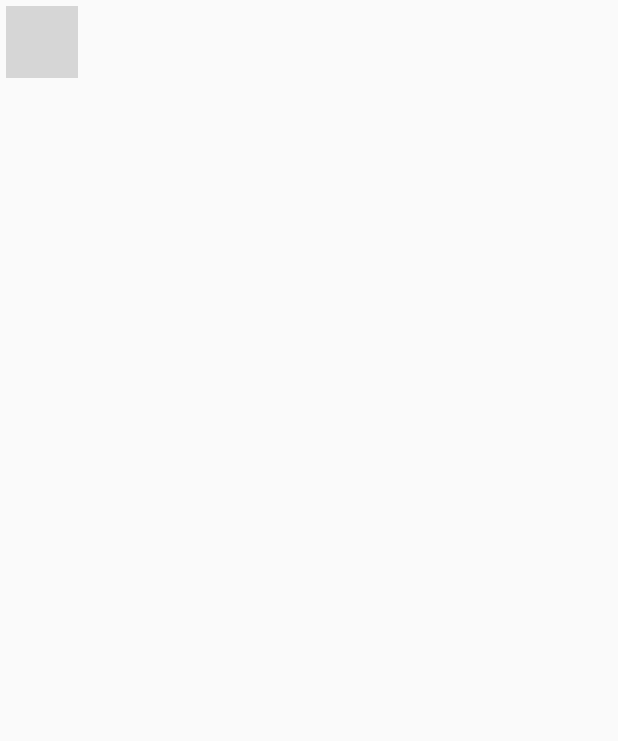
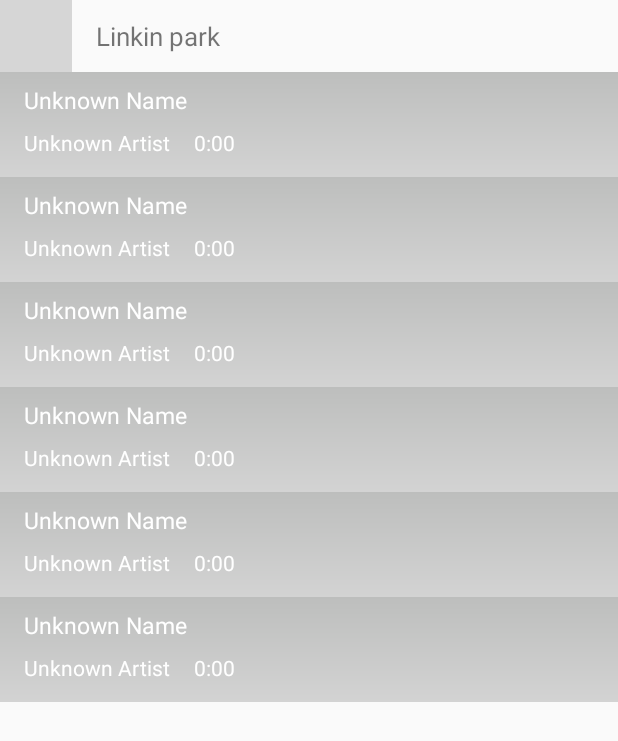
Before and after one commit to z-hel/laba4, an Android app: the screen it shows after launch (PlaylistActivity), after a tap on "Linkin park", on a phone screen of 412 x 824 dp. Shown: the top 741 px of the screen. Run offline under Robolectric (Android 15) with nearby library versions, the phone set to English and light mode, and no system bars; 1 statement that could not run was skipped; grey boxes are pictures that could not be loaded.

Commit message:
song list without info

```diff
--- a/app/build.gradle
+++ b/app/build.gradle
@@ -20,6 +20,10 @@
             proguardFiles getDefaultProguardFile('proguard-android.txt'), 'proguard-rules.pro'
         }
     }
+    compileOptions {
+        targetCompatibility 1.8
+        sourceCompatibility 1.8
+    }
 }
 
 dependencies {
@@ -29,6 +33,7 @@
     implementation 'com.android.support.constraint:constraint-layout:1.1.3'
     implementation 'com.android.support:recyclerview-v7:28.0.0'
     implementation 'com.android.support:cardview-v7:28.0.0'
+    implementation 'com.google.code.gson:gson:2.8.2'
     testImplementation 'junit:junit:4.12'
     androidTestImplementation 'com.android.support.test:runner:1.0.2'
     androidTestImplementation 'com.android.support.test.espresso:espresso-core:3.0.2'
--- a/app/src/main/java/com/zhel/musicplayer/domain/models/Song.kt
+++ b/app/src/main/java/com/zhel/musicplayer/domain/models/Song.kt
@@ -10,7 +10,7 @@
  * */
 data class Song(
         val name: String,
-        val duration: Int,
+        val duration: String,
         val album: String,
         val artist: String
 )
--- /dev/null
+++ b/app/src/main/java/com/zhel/musicplayer/ui/activities/PlaylistActivity.java
@@ -0,0 +1,38 @@
+package com.zhel.musicplayer.ui.activities;
+
+import android.content.Intent;
+import android.os.Bundle;
+import android.os.PersistableBundle;
+import android.support.annotation.Nullable;
+import android.support.v7.app.AppCompatActivity;
+import android.support.v7.widget.RecyclerView;
+import android.widget.TextView;
+
+import com.zhel.musicplayer.R;
+import com.zhel.musicplayer.data.Repository;
+import com.zhel.musicplayer.data.impl.RepositoryImpl;
+import com.zhel.musicplayer.domain.models.Playlist;
+import com.zhel.musicplayer.ui.adapters.SongsAdapter;
+
+public class PlaylistActivity extends AppCompatActivity {
+
+    private TextView playlistName;
+    private RecyclerView songsListView;
+    private Repository repository = new RepositoryImpl(this);
+
+    @Override
+    public void onCreate(@Nullable Bundle savedInstanceState) {
+        super.onCreate(savedInstanceState);
+        setContentView(R.layout.activity_playlist);
+
+        Intent intent = getIntent();
+
+        playlistName = findViewById(R.id.playlist_name);
+        songsListView = findViewById(R.id.songs_list);
+
+        playlistName.setText(((Playlist)(intent.getSerializableExtra("key"))).getName());
+        SongsAdapter adapter = new SongsAdapter(((Playlist)(intent.getSerializableExtra("key"))).getSongs(), this);
+        songsListView.setAdapter(adapter);
+
+    }
+}
--- a/app/src/main/java/com/zhel/musicplayer/ui/activities/PlaylistActivity.kt
+++ /dev/null
@@ -1,17 +0,0 @@
-package com.zhel.musicplayer.ui.activities
-
-import android.support.v7.app.AppCompatActivity
-import android.os.Bundle
-import android.widget.TextView
-import com.zhel.musicplayer.R
-import com.zhel.musicplayer.domain.models.Playlist
-
-class PlaylistActivity : AppCompatActivity() {
-
-    override fun onCreate(savedInstanceState: Bundle?) {
-        super.onCreate(savedInstanceState)
-        setContentView(R.layout.activity_playlist)
-
-        findViewById<TextView>(R.id.text).text = (intent.getSerializableExtra("key") as Playlist).name
-    }
-}
--- a/app/src/main/java/com/zhel/musicplayer/ui/adapters/PlaylistsAdapter.java
+++ b/app/src/main/java/com/zhel/musicplayer/ui/adapters/PlaylistsAdapter.java
@@ -14,7 +14,7 @@
 import java.util.List;
 
 public class PlaylistsAdapter extends RecyclerView.Adapter<PlaylistViewHolder> {
-    private final Context context;
+    private Context context;
     private List<Playlist> playlists;
 
     private OnPlaylistClickListener onPlaylistClickListener;
--- /dev/null
+++ b/app/src/main/java/com/zhel/musicplayer/ui/adapters/SongsAdapter.java
@@ -0,0 +1,50 @@
+package com.zhel.musicplayer.ui.adapters;
+
+import android.content.Context;
+import android.support.annotation.NonNull;
+import android.support.v7.widget.RecyclerView;
+import android.view.LayoutInflater;
+import android.view.View;
+import android.view.ViewGroup;
+
+import com.zhel.musicplayer.R;
+import com.zhel.musicplayer.domain.models.Song;
+import com.zhel.musicplayer.ui.activities.PlaylistActivity;
+import com.zhel.musicplayer.ui.viewholders.SongsListViewHolder;
+
+import java.util.List;
+import java.util.zip.Inflater;
+
+import utils.Utils;
+
+public class SongsAdapter extends RecyclerView.Adapter<SongsListViewHolder> {
+    private List<String> songsList;
+    private Context context;
+
+    public SongsAdapter(List<String> songsList, Context context) {
+        this.songsList = songsList;
+        this.context = context;
+    }
+
+    @NonNull
+    @Override
+    public SongsListViewHolder onCreateViewHolder(@NonNull ViewGroup viewGroup, int position) {
+        LayoutInflater inflater = LayoutInflater.from(context);
+
+        View view = inflater.inflate(R.layout.viewholder_songs_list, viewGroup, false);
+
+        return new SongsListViewHolder(view);
+    }
+
+    @Override
+    public void onBindViewHolder(@NonNull SongsListViewHolder viewHolder, int position) {
+        String songString = songsList.get(position);
+
+        viewHolder.bind(songString);
+    }
+
+    @Override
+    public int getItemCount() {
+        return songsList.size();
+    }
+}
--- a/app/src/main/java/com/zhel/musicplayer/ui/viewholders/PlaylistViewHolder.java
+++ b/app/src/main/java/com/zhel/musicplayer/ui/viewholders/PlaylistViewHolder.java
@@ -29,6 +29,6 @@
         picture.setImageDrawable(Utils.getDrawableFromAssets(itemView.getContext(), playlist.getPicture()));
         picture.setMinimumHeight(picture.getWidth());
         name.setText(playlist.getName());
-        count.setText(Integer.toString(playlist.getSongs().size()));
+        count.setText(String.format("Песен: %s", Integer.toString(playlist.getSongs().size())));
     }
 }
--- /dev/null
+++ b/app/src/main/java/com/zhel/musicplayer/ui/viewholders/SongsListViewHolder.java
@@ -0,0 +1,32 @@
+package com.zhel.musicplayer.ui.viewholders;
+
+import android.support.annotation.NonNull;
+import android.support.v7.widget.RecyclerView;
+import android.view.View;
+import android.widget.TextView;
+
+import com.zhel.musicplayer.R;
+import com.zhel.musicplayer.domain.models.Song;
+
+import utils.Utils;
+
+public class SongsListViewHolder extends RecyclerView.ViewHolder {
+
+    private TextView songName;
+    private TextView songArtist;
+    private TextView songDuration;
+
+    public SongsListViewHolder(@NonNull View itemView) {
+        super(itemView);
+
+        songName = itemView.findViewById(R.id.songs_list_song_name);
+        songArtist = itemView.findViewById(R.id.songs_list_song_artist);
+        songDuration = itemView.findViewById(R.id.songs_list_song_duration);
+    }
+    public void bind(String songString) {
+        Song song = Utils.getSongFromAssets(itemView.getContext(), songString);
+        songName.setText(song.getName());
+        songArtist.setText(song.getArtist());
+        songDuration.setText(song.getDuration());
+    }
+}
--- a/app/src/main/java/utils/Utils.java
+++ b/app/src/main/java/utils/Utils.java
@@ -2,8 +2,16 @@
 
 import android.content.Context;
 import android.graphics.drawable.Drawable;
+import android.media.MediaDataSource;
+import android.media.MediaMetadataRetriever;
+import android.net.Uri;
 
+import com.zhel.musicplayer.domain.models.Song;
+
+import java.io.FileDescriptor;
 import java.io.IOException;
+
+import kotlin.Metadata;
 
 public class Utils {
 
@@ -17,4 +25,27 @@
             return null;
         }
     }
+
+    public static Song getSongFromAssets(Context context, String songFile) {
+
+        String artist = "Unknown Artist";
+        String duration= "0:00";
+        String album = "Unknown Album";
+        String name ="Unknown Name";
+        MediaMetadataRetriever mmr = new MediaMetadataRetriever();
+        try {
+            mmr.setDataSource(context.getAssets().openFd(songFile).getFileDescriptor());
+
+            artist = "" + mmr.extractMetadata(MediaMetadataRetriever.METADATA_KEY_ARTIST);
+            duration = "" + mmr.extractMetadata(MediaMetadataRetriever.METADATA_KEY_DURATION);
+            album = "" + mmr.extractMetadata(MediaMetadataRetriever.METADATA_KEY_ALBUM);
+            name = "" + mmr.extractMetadata(MediaMetadataRetriever.METADATA_KEY_TITLE);
+
+        } catch (IOException e) {
+            e.printStackTrace();
+        }
+        mmr.release();
+
+        return new Song(name, duration, album, artist);
+    }
 }
--- /dev/null
+++ b/app/src/main/res/drawable/gradient_for_songs_list.xml
@@ -0,0 +1,11 @@
+<?xml version="1.0" encoding="utf-8"?>
+<shape xmlns:android="http://schemas.android.com/apk/res/android" android:shape="rectangle" >
+    <gradient
+        android:startColor="@color/gray_bd"
+        android:endColor="@color/gray_d3"
+        android:angle="270"/>
+    <corners
+        android:radius="0dp"/>
+
+
+</shape>
--- a/app/src/main/res/layout/activity_playlist.xml
+++ b/app/src/main/res/layout/activity_playlist.xml
@@ -11,8 +11,6 @@
         android:layout_height="48dp"
         app:layout_constraintTop_toTopOf="parent"
         app:layout_constraintStart_toStartOf="parent"
-        android:layout_marginStart="4dp"
-        android:layout_marginTop="4dp"
         android:padding="12dp"
         android:scaleType="centerCrop"
         android:src="@drawable/ic_arrow_back_black_24dp"
@@ -21,15 +19,26 @@
     <TextView
         android:id="@+id/playlist_name"
         android:layout_width="wrap_content"
-        android:layout_height="wrap_content"
+        android:layout_height="48dp"
         app:layout_constraintTop_toTopOf="parent"
         app:layout_constraintStart_toEndOf="@id/back"
         app:layout_constraintEnd_toEndOf="parent"
         app:layout_constraintHorizontal_bias="0"
         android:layout_marginStart="16dp"
-        android:layout_marginTop="16dp"
         android:textSize="17sp"
+        android:gravity="center_vertical"
         tools:text="Playlist name"
         />
 
+    <android.support.v7.widget.RecyclerView
+        android:id="@+id/songs_list"
+        android:layout_width="0dp"
+        android:layout_height="0dp"
+        app:layout_constraintStart_toStartOf="parent"
+        app:layout_constraintTop_toBottomOf="@id/playlist_name"
+        app:layout_constraintEnd_toEndOf="parent"
+        app:layout_constraintBottom_toBottomOf="parent"
+        app:layoutManager='android.support.v7.widget.LinearLayoutManager'
+        />
+
 </android.support.constraint.ConstraintLayout>
--- a/app/src/main/res/layout/activity_playlists.xml
+++ b/app/src/main/res/layout/activity_playlists.xml
@@ -24,13 +24,11 @@
         app:layout_constraintStart_toStartOf="parent"
         app:layout_constraintEnd_toEndOf="parent"
         app:layout_constraintBottom_toBottomOf="parent"
-        android:layout_marginTop="16dp"
+        android:layout_marginTop="8dp"
         android:layout_marginEnd="16dp"
         android:layout_marginStart="16dp"
+        android:layout_marginBottom="16dp"
         app:layoutManager="android.support.v7.widget.GridLayoutManager"
-        >
-
-
-    </android.support.v7.widget.RecyclerView>
+        />
 
 </android.support.constraint.ConstraintLayout>
--- a/app/src/main/res/layout/viewholder_playlist.xml
+++ b/app/src/main/res/layout/viewholder_playlist.xml
@@ -33,9 +33,10 @@
         app:layout_constraintBottom_toTopOf="@id/playlist_song_count"
         app:layout_constraintEnd_toEndOf="@id/playlist_picture"
         app:layout_constraintHorizontal_bias="0"
-        android:layout_marginBottom="16dp"
+        android:layout_marginBottom="8dp"
         android:layout_marginStart="16dp"
         android:layout_marginEnd="16dp"
+        android:textColor="@color/white"
         tools:text="lfkjhlmgfgfgfgf"
         />
     <TextView
@@ -48,6 +49,8 @@
         app:layout_constraintHorizontal_bias="0"
         android:layout_marginBottom="16dp"
         android:layout_marginStart="16dp"
+        android:layout_marginEnd="16dp"
+        android:textColor="@color/white"
         tools:text="Песен: 5"
         />
 
--- /dev/null
+++ b/app/src/main/res/layout/viewholder_songs_list.xml
@@ -0,0 +1,63 @@
+<?xml version="1.0" encoding="utf-8"?>
+<android.support.constraint.ConstraintLayout xmlns:android="http://schemas.android.com/apk/res/android"
+    android:layout_width="match_parent"
+    android:layout_height="70dp"
+    android:background="@drawable/gradient_for_songs_list"
+    xmlns:app="http://schemas.android.com/apk/res-auto"
+    xmlns:tools="http://schemas.android.com/tools">
+
+    <ImageView
+        android:id="@+id/songs_list_song_picture"
+        android:layout_width="40dp"
+        android:layout_height="40dp" />
+
+    <TextView
+        android:id="@+id/songs_list_song_name"
+        android:layout_width="wrap_content"
+        android:layout_height="0dp"
+        app:layout_constraintTop_toTopOf="parent"
+        app:layout_constraintStart_toStartOf="parent"
+        app:layout_constraintEnd_toEndOf="parent"
+        app:layout_constraintHorizontal_bias="0"
+        android:layout_marginStart="16dp"
+        android:layout_marginTop="8dp"
+        android:layout_marginEnd="16dp"
+        android:textSize="15sp"
+        android:textColor="@color/white"
+        tools:text='Song name'
+        />
+
+    <TextView
+        android:id="@+id/songs_list_song_artist"
+        android:layout_width="wrap_content"
+        android:layout_height="0dp"
+        app:layout_constraintTop_toBottomOf="@id/songs_list_song_name"
+        app:layout_constraintStart_toStartOf="@id/songs_list_song_name"
+        app:layout_constraintBottom_toBottomOf="parent"
+        app:layout_constraintHorizontal_bias="0"
+        android:layout_marginTop="8dp"
+        android:layout_marginBottom="8dp"
+        android:layout_marginEnd="16dp"
+        android:textSize="14sp"
+        android:textColor="@color/white"
+        tools:text='Song artist'
+        />
+
+    <TextView
+        android:id="@+id/songs_list_song_duration"
+        android:layout_width="wrap_content"
+        android:layout_height="0dp"
+        app:layout_constraintTop_toBottomOf="@id/songs_list_song_name"
+        app:layout_constraintStart_toEndOf="@id/songs_list_song_artist"
+        app:layout_constraintEnd_toEndOf="parent"
+        app:layout_constraintHorizontal_bias="0"
+        android:layout_marginTop="8dp"
+        android:layout_marginStart="16dp"
+        android:layout_marginEnd="16dp"
+        android:gravity="center_vertical"
+        android:textColor="@color/white"
+        android:textSize="14sp"
+        tools:text='2:56'
+        />
+
+</android.support.constraint.ConstraintLayout>
--- a/app/src/main/res/values/colors.xml
+++ b/app/src/main/res/values/colors.xml
@@ -5,4 +5,7 @@
     <color name="colorAccent">#FF4081</color>
     <color name="gray_50">#7f222222</color>
     <color name="gray_6">#0f222222</color>
+    <color name="gray_d3">#d3d3d3</color>
+    <color name="white">#FFFFFF</color>
+    <color name="gray_bd">#bdbebd</color>
 </resources>
```
Also changed, not shown: app/src/main/assets/data.json (+4 -3 lines).
